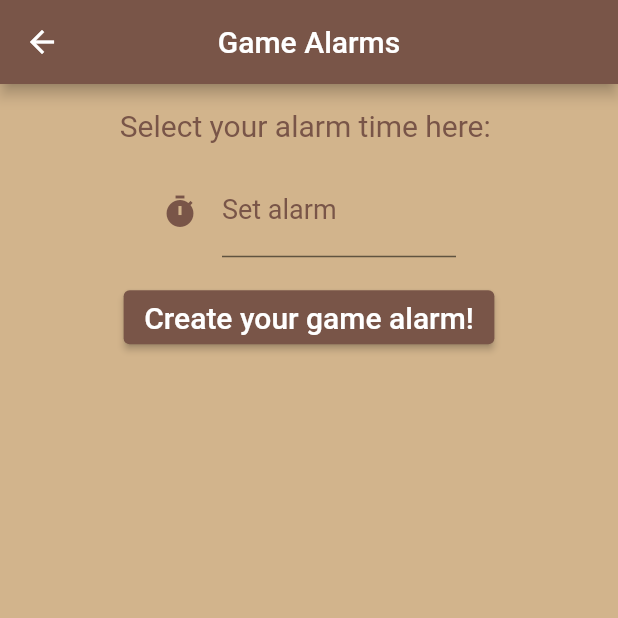
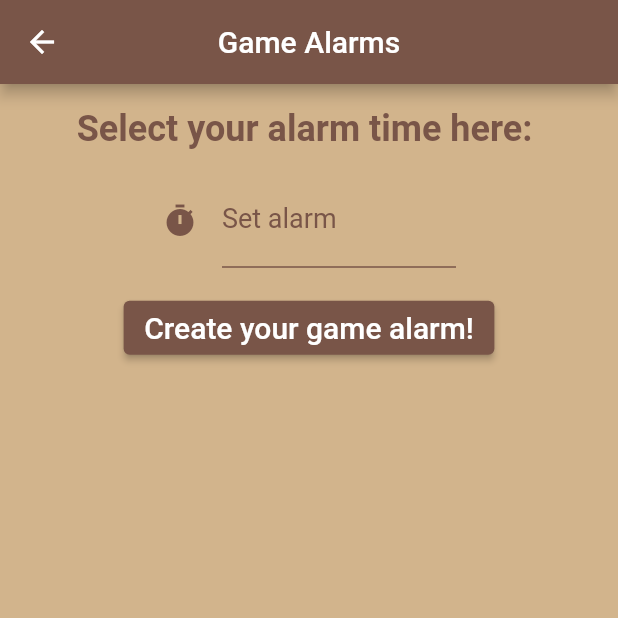
Before and after one commit to jakelang01/gamegeek, a Flutter app: the AlarmScreen screen opened directly, on a phone screen of 412 x 824 dp, the top half of it. Run offline on Flutter 3.47's test engine with Material 2 defaults, Android fonts, the phone set to English and light mode, and no system bars; our stand-ins replace cloud_firestore, csv, firebase_core, youtube_player_flutter; missing offline and left inert: flutter_alarm_clock; accounts and stored records are empty.

Commit message:
minor ui tweaks to utils and alarms

```diff
--- a/lib/screens/alarms_screen.dart
+++ b/lib/screens/alarms_screen.dart
@@ -43,34 +43,31 @@ class _AlarmScreen extends State<AlarmScreen>{
   }
 
   @override
-  Widget build(BuildContext build){
+  Widget build(BuildContext context){
     return Scaffold(
       appBar: AppBar(
         leading: IconButton(
           icon: Icon(Icons.arrow_back),
           onPressed: () => Navigator.of(context).pop(false),
         ),
-        title: Text("Game Alarms"),
+        title: const Text("Game Alarms"),
         centerTitle: true,
         actions: <Widget>[],
       ),
-    //backgroundColor: Theme.of(context).backgroundColor,
-    //backgroundColor: Color.fromARGB(255, 82, 0, 0),
-    //backgroundColor: Colors.white,
-    body: Column(
-        //mainAxisAlignment: MainAxisAlignment.center,
+      body: Column(
         children: <Widget>[
-          const Padding(
-            padding: EdgeInsets.only(top: 16, bottom: 8),
+          Padding(
+            padding: const EdgeInsets.only(top: 16, bottom: 8),
             child: Text(
               "Select your alarm time here: ",
-              style: TextStyle(fontSize: 20),
+              style: Theme.of(context).textTheme.headline3,
             ),
           ),
           Padding(
             padding:const EdgeInsets.symmetric(horizontal: 108, vertical: 8),
               child:TextField(
-                controller: clockController, //editing controller of this TextField
+                controller: clockController,
+                style: Theme.of(context).textTheme.bodyText2,//editing controller of this TextField
                 decoration: InputDecoration(
                   enabledBorder: UnderlineInputBorder(borderSide: BorderSide(color: Theme.of(context).unselectedWidgetColor)),
                   icon: Icon(
@@ -79,7 +76,7 @@ class _AlarmScreen extends State<AlarmScreen>{
                   ), //icon of text field
                   labelText: "Set alarm",
                   labelStyle: Theme.of(context).textTheme.bodyText2,
-                  floatingLabelStyle: Theme.of(context).textTheme.bodyText1,//label text of field
+                  floatingLabelStyle: Theme.of(context).textTheme.bodyText2,//label text of field
                 ),
                 readOnly: true,  //set it true, so that user will not able to edit text
                 onTap: () async {
@@ -88,12 +85,12 @@ class _AlarmScreen extends State<AlarmScreen>{
                     context: context,
                   );
                   if(pickedTime != null ){
-                    print(pickedTime.format(context));   //output 10:51 PM
+                    //print(pickedTime.format(context));   //output 10:51 PM
                     DateTime parsedTime = DateFormat.jm().parse(pickedTime.format(context).toString());
                     //converting to DateTime so that we can further format on different pattern.
-                    print(parsedTime); //output 1970-01-01 22:53:00.000
+                    //print(parsedTime); //output 1970-01-01 22:53:00.000
                     String formattedTime = DateFormat('HH:mm').format(parsedTime);
-                    print(formattedTime); //output 14:59
+                    //print(formattedTime); //output 14:59
                     //DateFormat() is from intl package, you can format the time on any pattern you need.
                     setState(() {
                       clockController.text = formattedTime; //set the value of text field.
```
Also changed, not shown: lib/main.dart (+5 -2 lines), lib/screens/game_utils_screen.dart (+6 -6 lines).
